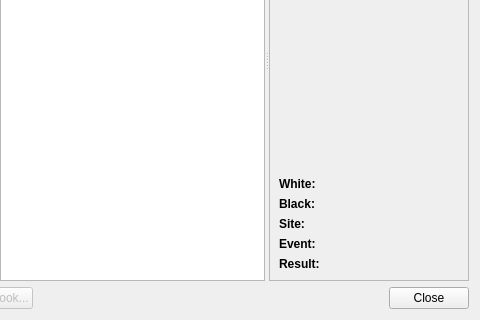
This is projects/gui/ui/gamedatabasedlg.ui in cutechess/cutechess as Qt 5 draws it before an edit; both pictures show x 280 to 760 and y 200 to 520 of the 760 by 520 pixel window. The edited form follows.
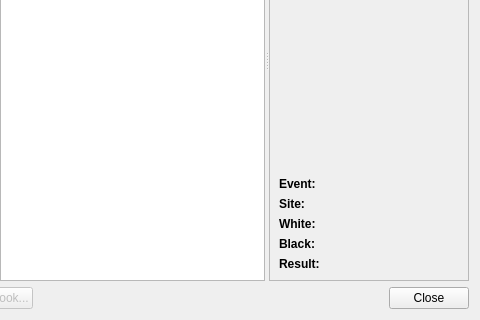
This is the edited form.

Commit message: Order PGN tags as specified in the PGN specs

What changed in the file:
```diff
--- a/projects/gui/ui/gamedatabasedlg.ui
+++ b/projects/gui/ui/gamedatabasedlg.ui
@@ -185,7 +185,7 @@
              <enum>QFormLayout::AllNonFixedFieldsGrow</enum>
             </property>
             <item row="0" column="0">
-             <widget class="QLabel" name="label_2">
+             <widget class="QLabel" name="label_7">
               <property name="font">
                <font>
                 <weight>75</weight>
@@ -193,12 +193,12 @@
                </font>
               </property>
               <property name="text">
-               <string>White:</string>
+               <string>Event:</string>
               </property>
              </widget>
             </item>
             <item row="0" column="1">
-             <widget class="QLabel" name="m_whiteLabel">
+             <widget class="QLabel" name="m_eventLabel">
               <property name="font">
                <font>
                 <underline>true</underline>
@@ -213,34 +213,6 @@
              </widget>
             </item>
             <item row="1" column="0">
-             <widget class="QLabel" name="label_3">
-              <property name="font">
-               <font>
-                <weight>75</weight>
-                <bold>true</bold>
-               </font>
-              </property>
-              <property name="text">
-               <string>Black:</string>
-              </property>
-             </widget>
-            </item>
-            <item row="1" column="1">
-             <widget class="QLabel" name="m_blackLabel">
-              <property name="font">
-               <font>
-                <underline>true</underline>
-               </font>
-              </property>
-              <property name="cursor">
-               <cursorShape>PointingHandCursor</cursorShape>
-              </property>
-              <property name="text">
-               <string/>
-              </property>
-             </widget>
-            </item>
-            <item row="2" column="0">
              <widget class="QLabel" name="label_5">
               <property name="font">
                <font>
@@ -253,7 +225,7 @@
               </property>
              </widget>
             </item>
-            <item row="2" column="1">
+            <item row="1" column="1">
              <widget class="QLabel" name="m_siteLabel">
               <property name="font">
                <font>
@@ -268,8 +240,36 @@
               </property>
              </widget>
             </item>
+            <item row="2" column="0">
+             <widget class="QLabel" name="label_2">
+              <property name="font">
+               <font>
+                <weight>75</weight>
+                <bold>true</bold>
+               </font>
+              </property>
+              <property name="text">
+               <string>White:</string>
+              </property>
+             </widget>
+            </item>
+            <item row="2" column="1">
+             <widget class="QLabel" name="m_whiteLabel">
+              <property name="font">
+               <font>
+                <underline>true</underline>
+               </font>
+              </property>
+              <property name="cursor">
+               <cursorShape>PointingHandCursor</cursorShape>
+              </property>
+              <property name="text">
+               <string/>
+              </property>
+             </widget>
+            </item>
             <item row="3" column="0">
-             <widget class="QLabel" name="label_7">
+             <widget class="QLabel" name="label_3">
               <property name="font">
                <font>
                 <weight>75</weight>
@@ -277,12 +277,12 @@
                </font>
               </property>
               <property name="text">
-               <string>Event:</string>
+               <string>Black:</string>
               </property>
              </widget>
             </item>
             <item row="3" column="1">
-             <widget class="QLabel" name="m_eventLabel">
+             <widget class="QLabel" name="m_blackLabel">
               <property name="font">
                <font>
                 <underline>true</underline>
```
